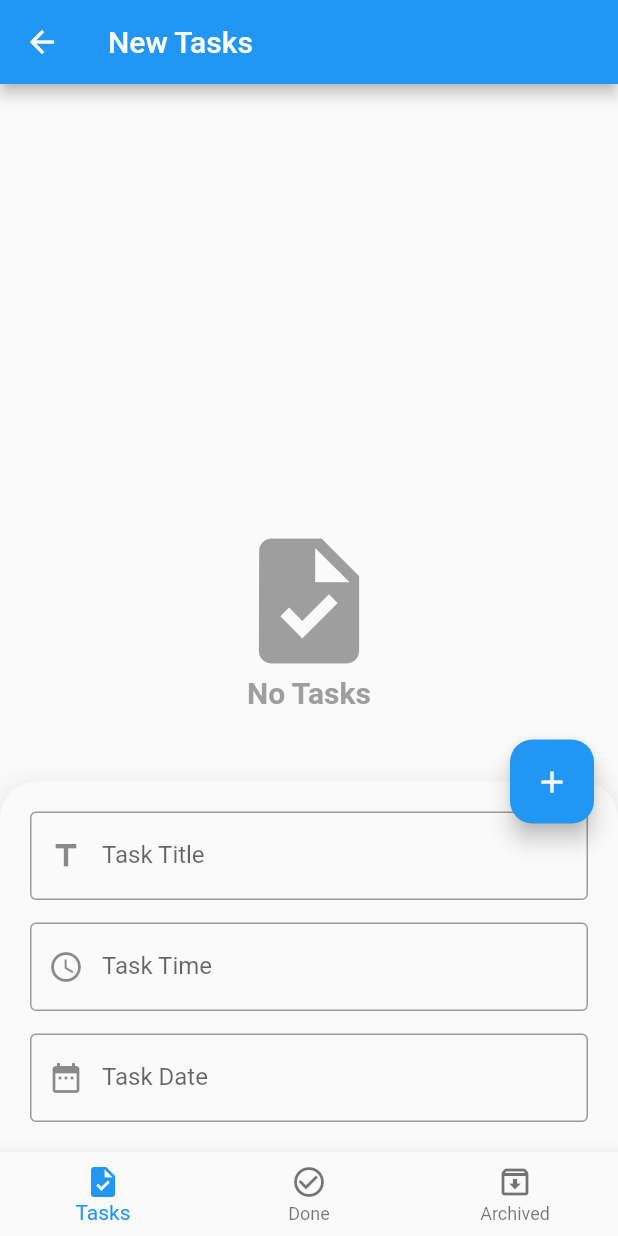
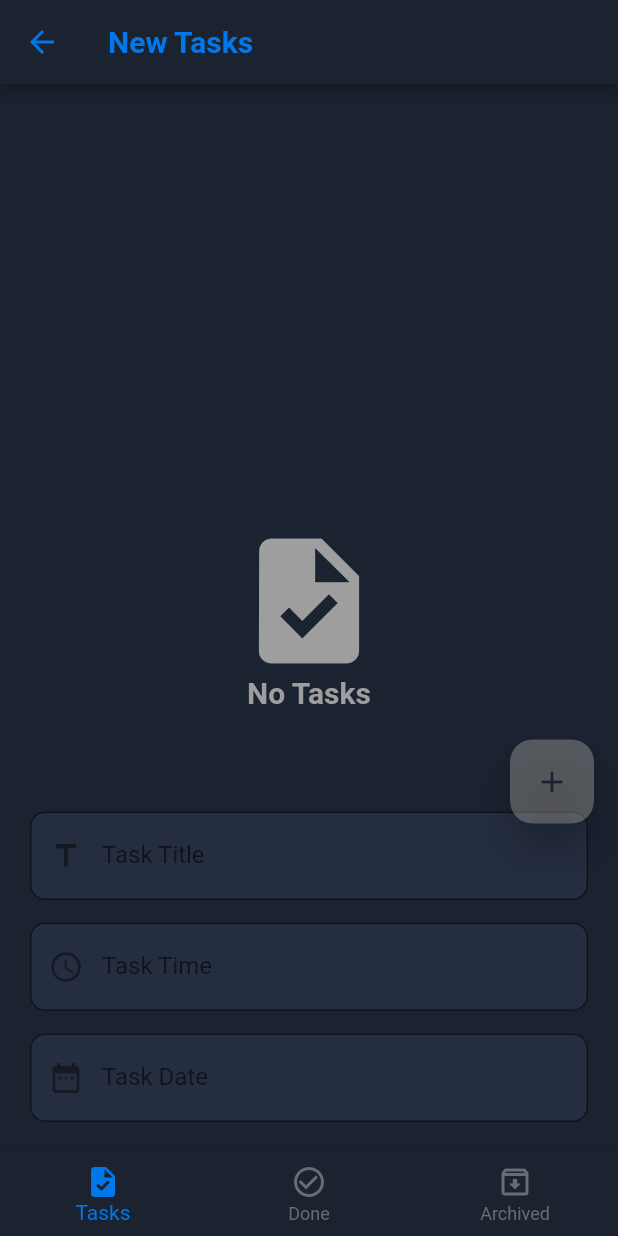
Before and after one commit to Hossam-Sayed/todo, a Flutter app: the screen it shows after launch, after a tap on the "add task" icon, on a phone screen of 412 x 824 dp. Run offline on Flutter 3.47's test engine with Material 2 defaults, Android fonts, the phone set to English and light mode, and no system bars; our stand-ins replace bloc, flutter_bloc, sqflite; accounts and stored records are empty.

Commit message:
Edited UI design

```diff
--- a/lib/layout/home_layout.dart
+++ b/lib/layout/home_layout.dart
@@ -35,13 +35,19 @@ class HomeLayout extends StatelessWidget {
           return Scaffold(
             key: scaffoldKey,
             appBar: AppBar(
+              backgroundColor: const Color(0xFF1b2230),
+              foregroundColor: const Color(0xFF0078eb),
               title: Text(
                 cubit.titles[cubit.currentIndex],
+                style: const TextStyle(
+                  fontWeight: FontWeight.bold,
+                ),
               ),
             ),
             body: state != AppGetDatabaseLoadingState()
                 ? cubit.screens[cubit.currentIndex]
                 : const Center(child: CircularProgressIndicator()),
+            backgroundColor: const Color(0xFF1b2230),
             floatingActionButton: FloatingActionButton(
               onPressed: () {
                 if (cubit.isBottomSheetShown) {
@@ -128,7 +134,8 @@ class HomeLayout extends StatelessWidget {
                             ),
                           ),
                         ),
-                        elevation: 20.0,
+                        backgroundColor: const Color(0xFF1b2230),
+                        elevation: 50.0,
                         shape: const RoundedRectangleBorder(
                           borderRadius: BorderRadius.vertical(
                             top: Radius.circular(
@@ -152,6 +159,9 @@ class HomeLayout extends StatelessWidget {
                   );
                 }
               },
+              backgroundColor: const Color(0x44f7f1e3),
+              foregroundColor: const Color(0xFF1b2230),
+              elevation: 10.0,
               shape: RoundedRectangleBorder(
                 borderRadius: BorderRadius.circular(
                   15.0,
@@ -168,6 +178,9 @@ class HomeLayout extends StatelessWidget {
                 AppCubit.get(context).changeIndex(index);
               },
               elevation: 10.0,
+              unselectedItemColor: const Color(0xFF696c73),
+              selectedItemColor: const Color(0xFF0078eb),
+              backgroundColor: const Color(0xFF1b2230),
               items: const [
                 BottomNavigationBarItem(
                   icon: Icon(
```
Also changed, not shown: lib/shared/components/components.dart (+40 -38 lines).
